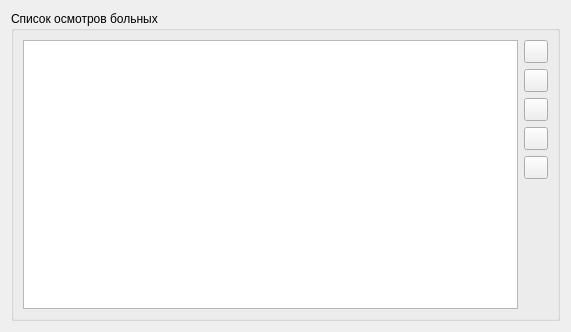
First picture: the form in src/therapeutist/maintherapeutistwidget.ui, repository megakoko/m-system, before the edit.
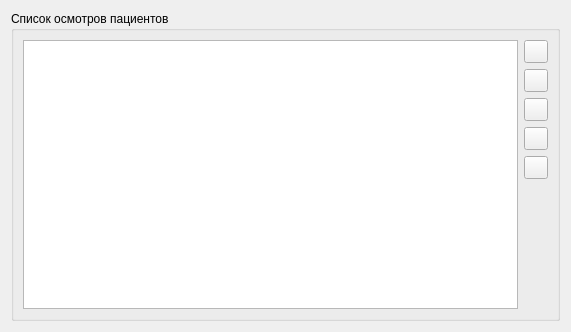
Second picture: the form after the edit.

Patch:
```diff
--- a/src/therapeutist/maintherapeutistwidget.ui
+++ b/src/therapeutist/maintherapeutistwidget.ui
@@ -17,7 +17,7 @@
    <item>
     <widget class="QGroupBox" name="groupBox">
      <property name="title">
-      <string>Список осмотров больных</string>
+      <string>Список осмотров пациентов</string>
      </property>
      <layout class="QHBoxLayout" name="horizontalLayout">
       <item>
```
